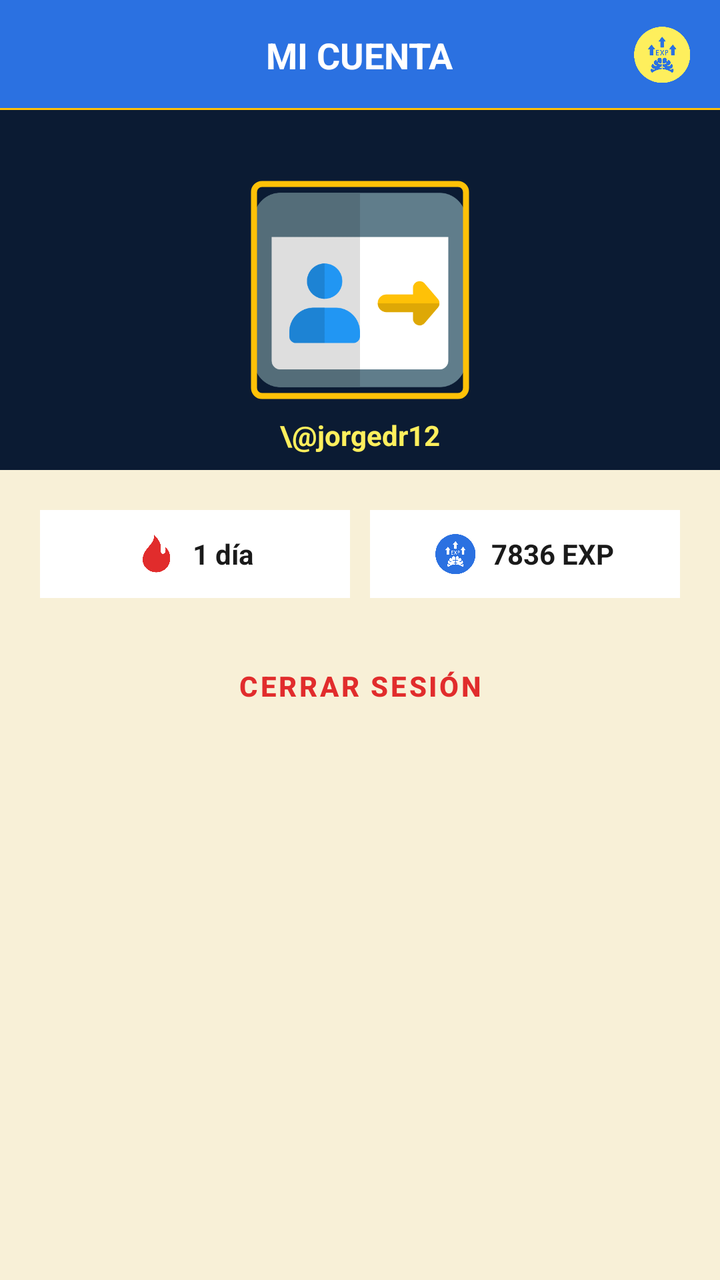
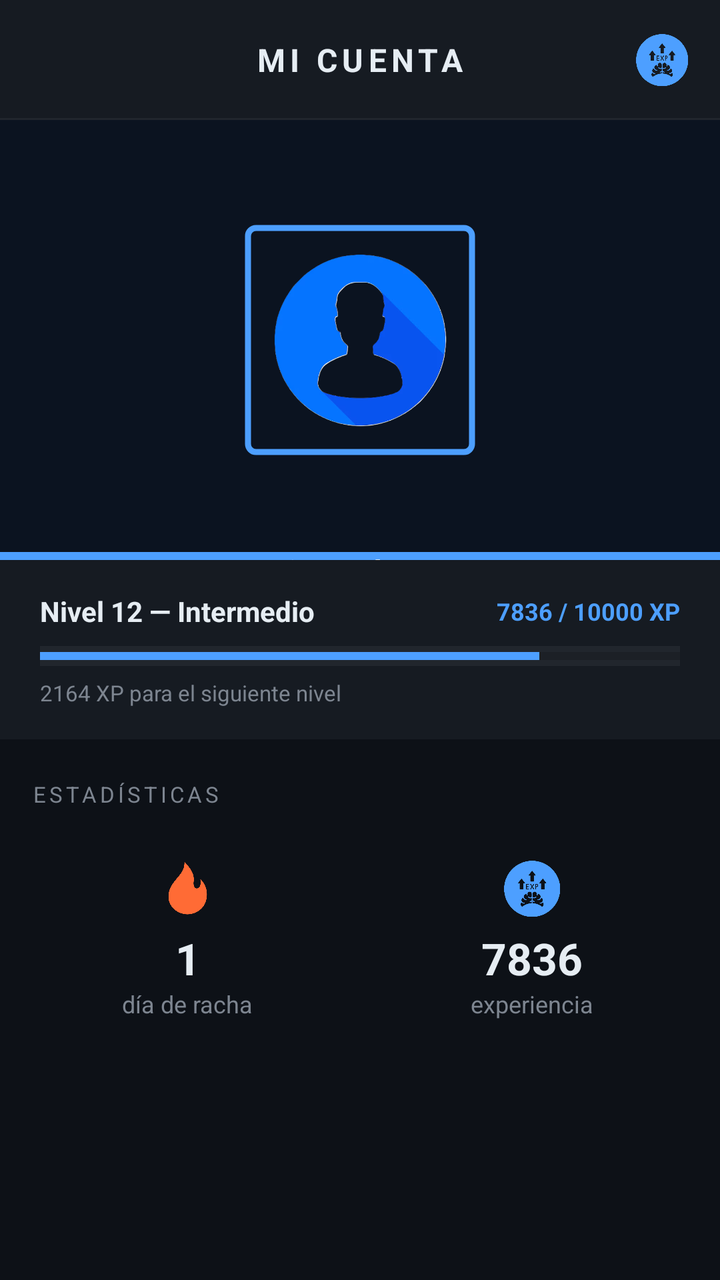

The first picture is an Android layout as it rendered before a commit; the second is the same layout after the commit. The layout source and the unified diff follow.
<!-- AndroidManifest.xml: application theme Theme.CodeRoyale -->
<!-- res/layout/fragment_cuenta.xml -->
<?xml version="1.0" encoding="utf-8"?>
<RelativeLayout xmlns:android="http://schemas.android.com/apk/res/android"
    xmlns:app="http://schemas.android.com/apk/res-auto"
    xmlns:tools="http://schemas.android.com/tools"
    android:layout_width="match_parent"
    android:layout_height="match_parent"
    android:background="@color/cr_beige_carta"
    tools:context=".Fragmentos.FragmentCuenta">

    <RelativeLayout
        android:id="@+id/RL_top"
        android:layout_width="match_parent"
        android:layout_height="55dp"
        android:background="@color/cr_azul_rey">

        <TextView
            android:id="@+id/Txt_nombre_top"
            android:layout_width="wrap_content"
            android:layout_height="wrap_content"
            android:layout_centerInParent="true"
            android:text="MI CUENTA"
            android:textColor="@android:color/white"
            android:textStyle="bold"
            android:textSize="18sp" />

        <ImageView
            android:layout_width="28dp"
            android:layout_height="28dp"
            android:layout_alignParentEnd="true"
            android:layout_centerVertical="true"
            android:layout_marginEnd="15dp"
            android:src="@drawable/experiencia"
            app:tint="@color/cr_dorado_brillante" />

        <View
            android:layout_width="match_parent"
            android:layout_height="1dp"
            android:layout_alignParentBottom="true"
            android:background="@color/cr_dorado" />
    </RelativeLayout>

    <androidx.core.widget.NestedScrollView
        android:layout_width="match_parent"
        android:layout_height="match_parent"
        android:layout_below="@id/RL_top"
        android:layout_marginBottom="90dp"> <LinearLayout
        android:layout_width="match_parent"
        android:layout_height="wrap_content"
        android:orientation="vertical">

        <RelativeLayout
            android:layout_width="match_parent"
            android:layout_height="180dp"
            android:background="@color/cr_azul_oscuro">

            <com.google.android.material.imageview.ShapeableImageView
                android:id="@+id/Iv_perfil"
                android:layout_width="110dp"
                android:layout_height="110dp"
                android:layout_centerInParent="true"
                android:padding="2dp"
                android:src="@drawable/login"
                app:shapeAppearanceOverlay="@style/ShapeAppearance.MaterialComponents.MediumComponent"
                app:strokeColor="@color/cr_dorado"
                app:strokeWidth="3dp" />

            <TextView
                android:id="@+id/Txt_username"
                android:layout_width="wrap_content"
                android:layout_height="wrap_content"
                android:layout_below="@id/Iv_perfil"
                android:layout_centerHorizontal="true"
                android:layout_marginTop="8dp"
                android:text="\@jorgedr12"
                android:textColor="@color/cr_dorado_brillante"
                android:textStyle="bold" />
        </RelativeLayout>

        <LinearLayout
            android:layout_width="match_parent"
            android:layout_height="wrap_content"
            android:orientation="vertical"
            android:padding="20dp">

            <LinearLayout
                android:layout_width="match_parent"
                android:layout_height="wrap_content"
                android:baselineAligned="false"
                android:orientation="horizontal">

                <LinearLayout
                    android:layout_width="0dp"
                    android:layout_height="wrap_content"
                    android:layout_weight="1"
                    android:gravity="center"
                    android:background="@android:color/white"
                    android:padding="12dp"
                    android:layout_marginEnd="5dp">
                    <ImageView android:layout_width="20dp"
                        android:layout_height="20dp"
                        android:src="@drawable/flame"
                        app:tint="@color/cr_rojo_batalla"/>
                    <TextView android:layout_width="wrap_content" android:layout_height="wrap_content" android:layout_marginStart="8dp" android:text="1 día" android:textColor="@color/cr_texto_oscuro" android:textStyle="bold"/>
                </LinearLayout>

                <LinearLayout
                    android:layout_width="0dp"
                    android:layout_height="wrap_content"
                    android:layout_weight="1"
                    android:gravity="center"
                    android:background="@android:color/white"
                    android:padding="12dp"
                    android:layout_marginStart="5dp">
                    <ImageView
                        android:layout_width="20dp"
                        android:layout_height="20dp"
                        android:src="@drawable/experiencia"
                        app:tint="@color/cr_azul_rey"/>
                    <TextView android:layout_width="wrap_content" android:layout_height="wrap_content" android:layout_marginStart="8dp" android:text="7836 EXP" android:textColor="@color/cr_texto_oscuro" android:textStyle="bold"/>
                </LinearLayout>
            </LinearLayout>

            <com.google.android.material.button.MaterialButton
                android:id="@+id/Btn_logout"
                style="@style/Widget.MaterialComponents.Button.TextButton"
                android:layout_width="match_parent"
                android:layout_height="wrap_content"
                android:layout_marginTop="20dp"
                android:text="CERRAR SESIÓN"
                android:textColor="@color/cr_rojo_batalla"
                android:textStyle="bold" />

        </LinearLayout>
    </LinearLayout>
    </androidx.core.widget.NestedScrollView>

</RelativeLayout>
<!-- resources referenced by this layout -->
<resources>
  <color name="cr_azul_oscuro">#0B1B33</color>
  <color name="cr_azul_rey">#2B71E1</color>
  <color name="cr_beige_carta">#F8F0D7</color>
  <color name="cr_dorado">#FFC107</color>
  <color name="cr_dorado_brillante">#FEEF5D</color>
  <color name="cr_rojo_batalla">#E12C2C</color>
  <color name="cr_texto_oscuro">#1A1A1A</color>
  <!-- drawable experiencia: png bitmap (drawable, 31299 bytes) -->
  <!-- drawable flame: png bitmap (drawable, 157964 bytes) -->
  <!-- drawable login: png bitmap (drawable, 11801 bytes) -->
  <style name="Theme.CodeRoyale" parent="Base.Theme.CodeRoyale" />
  <style name="Base.Theme.CodeRoyale" parent="Theme.Material3.DayNight.NoActionBar">
          <item name="colorPrimary">@color/cr_azul_rey</item>
          <item name="colorOnPrimary">@android:color/white</item>
  
          <item name="colorSecondary">@color/cr_dorado</item>
          <item name="colorOnSecondary">@color/cr_texto_oscuro</item>
  
          <item name="android:windowBackground">@color/cr_beige_carta</item>
      </style>
</resources>

<!-- the commit's change to res/layout/fragment_cuenta.xml (unified diff, before → after) -->
@@ -4,14 +4,15 @@
     xmlns:tools="http://schemas.android.com/tools"
     android:layout_width="match_parent"
     android:layout_height="match_parent"
-    android:background="@color/cr_beige_carta"
+    android:background="@color/cr_fondo"
     tools:context=".Fragmentos.FragmentCuenta">
 
+    
     <RelativeLayout
         android:id="@+id/RL_top"
         android:layout_width="match_parent"
-        android:layout_height="55dp"
-        android:background="@color/cr_azul_rey">
+        android:layout_height="60dp"
+        android:background="@color/cr_superficie">
 
         <TextView
             android:id="@+id/Txt_nombre_top"
@@ -19,119 +20,430 @@
             android:layout_height="wrap_content"
             android:layout_centerInParent="true"
             android:text="MI CUENTA"
-            android:textColor="@android:color/white"
+            android:textColor="@color/cr_texto_primario"
             android:textStyle="bold"
-            android:textSize="18sp" />
+            android:letterSpacing="0.15"
+            android:textSize="16sp" />
 
         <ImageView
-            android:layout_width="28dp"
-            android:layout_height="28dp"
+            android:layout_width="26dp"
+            android:layout_height="26dp"
             android:layout_alignParentEnd="true"
             android:layout_centerVertical="true"
-            android:layout_marginEnd="15dp"
+            android:layout_marginEnd="16dp"
             android:src="@drawable/experiencia"
-            app:tint="@color/cr_dorado_brillante" />
+            app:tint="@color/cr_acento" />
 
         <View
             android:layout_width="match_parent"
             android:layout_height="1dp"
             android:layout_alignParentBottom="true"
-            android:background="@color/cr_dorado" />
+            android:background="@color/cr_divisor" />
     </RelativeLayout>
 
+    
     <androidx.core.widget.NestedScrollView
         android:layout_width="match_parent"
         android:layout_height="match_parent"
         android:layout_below="@id/RL_top"
-        android:layout_marginBottom="90dp"> <LinearLayout
-        android:layout_width="match_parent"
-        android:layout_height="wrap_content"
-        android:orientation="vertical">
-
-        <RelativeLayout
-            android:layout_width="match_parent"
-            android:layout_height="180dp"
-            android:background="@color/cr_azul_oscuro">
-
-            <com.google.android.material.imageview.ShapeableImageView
-                android:id="@+id/Iv_perfil"
-                android:layout_width="110dp"
-                android:layout_height="110dp"
-                android:layout_centerInParent="true"
-                android:padding="2dp"
-                android:src="@drawable/login"
-                app:shapeAppearanceOverlay="@style/ShapeAppearance.MaterialComponents.MediumComponent"
-                app:strokeColor="@color/cr_dorado"
-                app:strokeWidth="3dp" />
-
-            <TextView
-                android:id="@+id/Txt_username"
-                android:layout_width="wrap_content"
-                android:layout_height="wrap_content"
-                android:layout_below="@id/Iv_perfil"
-                android:layout_centerHorizontal="true"
-                android:layout_marginTop="8dp"
-                android:text="\@jorgedr12"
-                android:textColor="@color/cr_dorado_brillante"
-                android:textStyle="bold" />
-        </RelativeLayout>
+        android:layout_marginBottom="90dp"
+        android:fillViewport="true">
 
         <LinearLayout
             android:layout_width="match_parent"
             android:layout_height="wrap_content"
-            android:orientation="vertical"
-            android:padding="20dp">
-
+            android:orientation="vertical">
+
+            
+            <RelativeLayout
+                android:layout_width="match_parent"
+                android:layout_height="220dp"
+                android:background="@color/cr_hero_bg">
+
+                <View
+                    android:layout_width="match_parent"
+                    android:layout_height="4dp"
+                    android:layout_alignParentBottom="true"
+                    android:background="@color/cr_acento" />
+
+                <com.google.android.material.imageview.ShapeableImageView
+                    android:id="@+id/Iv_perfil"
+                    android:layout_width="118dp"
+                    android:layout_height="118dp"
+                    android:layout_centerInParent="true"
+                    android:layout_marginBottom="36dp"
+                    android:padding="3dp"
+                    android:src="@drawable/profile"
+                    app:shapeAppearanceOverlay="@style/ShapeAppearance.MaterialComponents.MediumComponent"
+                    app:strokeColor="@color/cr_acento"
+                    app:strokeWidth="3dp" />
+
+                <TextView
+                    android:id="@+id/Txt_username"
+                    android:layout_width="wrap_content"
+                    android:layout_height="wrap_content"
+                    android:layout_below="@id/Iv_perfil"
+                    android:layout_centerHorizontal="true"
+                    android:layout_marginTop="10dp"
+                    android:text="jorgedr12"
+                    android:textColor="@color/cr_blanco"
+                    android:textSize="15sp"
+                    android:letterSpacing="0.05"
+                    android:textStyle="bold" />
+            </RelativeLayout>
+
+            
             <LinearLayout
                 android:layout_width="match_parent"
                 android:layout_height="wrap_content"
-                android:baselineAligned="false"
-                android:orientation="horizontal">
+                android:orientation="vertical"
+                android:background="@color/cr_superficie"
+                android:paddingHorizontal="20dp"
+                android:paddingTop="16dp"
+                android:paddingBottom="16dp">
 
                 <LinearLayout
-                    android:layout_width="0dp"
-                    android:layout_height="wrap_content"
-                    android:layout_weight="1"
-                    android:gravity="center"
-                    android:background="@android:color/white"
-                    android:padding="12dp"
-                    android:layout_marginEnd="5dp">
-                    <ImageView android:layout_width="20dp"
-                        android:layout_height="20dp"
-                        android:src="@drawable/flame"
-                        app:tint="@color/cr_rojo_batalla"/>
-                    <TextView android:layout_width="wrap_content" android:layout_height="wrap_content" android:layout_marginStart="8dp" android:text="1 día" android:textColor="@color/cr_texto_oscuro" android:textStyle="bold"/>
+                    android:layout_width="match_parent"
+                    android:layout_height="wrap_content"
+                    android:orientation="horizontal"
+                    android:gravity="center_vertical"
+                    android:layout_marginBottom="8dp">
+
+                    <TextView
+                        android:layout_width="0dp"
+                        android:layout_height="wrap_content"
+                        android:layout_weight="1"
+                        android:text="Nivel 12 — Intermedio"
+                        android:textColor="@color/cr_texto_primario"
+                        android:textStyle="bold"
+                        android:textSize="14sp" />
+
+                    <TextView
+                        android:layout_width="wrap_content"
+                        android:layout_height="wrap_content"
+                        android:text="7836 / 10000 XP"
+                        android:textColor="@color/cr_acento"
+                        android:textSize="12sp"
+                        android:textStyle="bold" />
                 </LinearLayout>
 
-                <LinearLayout
-                    android:layout_width="0dp"
-                    android:layout_height="wrap_content"
-                    android:layout_weight="1"
-                    android:gravity="center"
-                    android:background="@android:color/white"
-                    android:padding="12dp"
-                    android:layout_marginStart="5dp">
-                    <ImageView
-                        android:layout_width="20dp"
-                        android:layout_height="20dp"
-                        android:src="@drawable/experiencia"
-                        app:tint="@color/cr_azul_rey"/>
-                    <TextView android:layout_width="wrap_content" android:layout_height="wrap_content" android:layout_marginStart="8dp" android:text="7836 EXP" android:textColor="@color/cr_texto_oscuro" android:textStyle="bold"/>
-                </LinearLayout>
+                <ProgressBar
+                    android:layout_width="match_parent"
+                    android:layout_height="10dp"
+                    android:progress="78"
+                    android:max="100"
+                    style="@style/Widget.AppCompat.ProgressBar.Horizontal"
+                    android:background="@color/cr_divisor" />
+
+                <TextView
+                    android:layout_width="wrap_content"
+                    android:layout_height="wrap_content"
+                    android:layout_marginTop="6dp"
+                    android:text="2164 XP para el siguiente nivel"
+                    android:textColor="@color/cr_texto_secundario"
+                    android:textSize="11sp" />
             </LinearLayout>
 
-            <com.google.android.material.button.MaterialButton
-                android:id="@+id/Btn_logout"
-                style="@style/Widget.MaterialComponents.Button.TextButton"
+            <LinearLayout
                 android:layout_width="match_parent"
                 android:layout_height="wrap_content"
-                android:layout_marginTop="20dp"
-                android:text="CERRAR SESIÓN"
-                android:textColor="@color/cr_rojo_batalla"
-                android:textStyle="bold" />
-
+                android:orientation="vertical"
+                android:paddingHorizontal="16dp"
+                android:paddingTop="20dp"
+                android:paddingBottom="8dp">
+
+                
+                <TextView
+                    android:layout_width="wrap_content"
+                    android:layout_height="wrap_content"
+                    android:text="ESTADÍSTICAS"
+                    android:textColor="@color/cr_texto_secundario"
+                    android:textSize="11sp"
+                    android:letterSpacing="0.15"
+                    android:layout_marginBottom="10dp" />
+
+                <LinearLayout
+                    android:layout_width="match_parent"
+                    android:layout_height="wrap_content"
+                    android:baselineAligned="false"
+                    android:orientation="horizontal">
+
+                    
+                    <LinearLayout
+                        android:layout_width="0dp"
+                        android:layout_height="wrap_content"
+                        android:layout_weight="1"
+                        android:orientation="vertical"
+                        android:gravity="center"
+                        android:padding="16dp"
+                        android:layout_marginEnd="8dp">
+
+                        <ImageView
+                            android:layout_width="28dp"
+                            android:layout_height="28dp"
+                            android:src="@drawable/flame"
+                            app:tint="@color/cr_fuego" />
+
+                        <TextView
+                            android:layout_width="wrap_content"
+                            android:layout_height="wrap_content"
+                            android:layout_marginTop="6dp"
+                            android:text="1"
+                            android:textColor="@color/cr_texto_primario"
+                            android:textSize="22sp"
+                            android:textStyle="bold" />
+
+                        <TextView
+                            android:layout_width="wrap_content"
+                            android:layout_height="wrap_content"
+                            android:text="día de racha"
+                            android:textColor="@color/cr_texto_secundario"
+                            android:textSize="12sp" />
+                    </LinearLayout>
+
+                    
+                    <LinearLayout
+                        android:layout_width="0dp"
+                        android:layout_height="wrap_content"
+                        android:layout_weight="1"
+                        android:orientation="vertical"
+                        android:gravity="center"
+                        android:padding="16dp"
+                        android:layout_marginStart="8dp">
+
+                        <ImageView
+                            android:layout_width="28dp"
+                            android:layout_height="28dp"
+                            android:src="@drawable/experiencia"
+                            app:tint="@color/cr_acento" />
+
+                        <TextView
+                            android:layout_width="wrap_content"
+                            android:layout_height="wrap_content"
+                            android:layout_marginTop="6dp"
+                            android:text="7836"
+                            android:textColor="@color/cr_texto_primario"
+                            android:textSize="22sp"
+                            android:textStyle="bold" />
+
+                        <TextView
+                            android:layout_width="wrap_content"
+                            android:layout_height="wrap_content"
+                            android:text="experiencia"
+                            android:textColor="@color/cr_texto_secundario"
+                            android:textSize="12sp" />
+                    </LinearLayout>
+                </LinearLayout>
+
+                
+                <LinearLayout
+                    android:layout_width="match_parent"
+                    android:layout_height="wrap_content"
+                    android:baselineAligned="false"
+                    android:orientation="horizontal"
+                    android:layout_marginTop="10dp">
+
+                    
+                    <LinearLayout
+                        android:layout_width="0dp"
+                        android:layout_height="wrap_content"
+                        android:layout_weight="1"
+                        android:orientation="vertical"
+                        android:gravity="center"
+                        android:padding="16dp"
+                        android:layout_marginEnd="8dp">
+
+                        <ImageView
+                            android:layout_width="28dp"
+                            android:layout_height="28dp"
+                            android:src="@drawable/ic_ejercicios"
+                            app:tint="@color/cr_acento" />
+
+                        <TextView
+                            android:layout_width="wrap_content"
+                            android:layout_height="wrap_content"
+                            android:layout_marginTop="6dp"
+                            android:text="124"
+                            android:textColor="@color/cr_texto_primario"
+                            android:textSize="22sp"
+                            android:textStyle="bold" />
+
+                        <TextView
+                            android:layout_width="wrap_content"
+                            android:layout_height="wrap_content"
+                            android:text="ejercicios"
+                            android:textColor="@color/cr_texto_secundario"
+                            android:textSize="12sp" />
+                    </LinearLayout>
+
+                    
+                    <LinearLayout
+                        android:layout_width="0dp"
+                        android:layout_height="wrap_content"
+                        android:layout_weight="1"
+                        android:orientation="vertical"
+                        android:gravity="center"
+                        android:padding="16dp"
+                        android:layout_marginStart="8dp">
+
+                        <ImageView
+                            android:layout_width="28dp"
+                            android:layout_height="28dp"
+                            android:src="@drawable/experiencia"
+                            app:tint="@color/cr_fuego" />
+
+                        <TextView
+                            android:layout_width="wrap_content"
+                            android:layout_height="wrap_content"
+                            android:layout_marginTop="6dp"
+                            android:text="87%"
+                            android:textColor="@color/cr_texto_primario"
+                            android:textSize="22sp"
+                            android:textStyle="bold" />
+
+                        <TextView
+                            android:layout_width="wrap_content"
+                            android:layout_height="wrap_content"
+                            android:text="precisión"
+                            android:textColor="@color/cr_texto_secundario"
+                            android:textSize="12sp" />
+                    </LinearLayout>
+                </LinearLayout>
+
+                
+                <TextView
+                    android:layout_width="wrap_content"
+                    android:layout_height="wrap_content"
+                    android:text="LOGROS RECIENTES"
+                    android:textColor="@color/cr_texto_secundario"
+                    android:textSize="11sp"
+                    android:letterSpacing="0.15"
+                    android:layout_marginTop="24dp"
+                    android:layout_marginBottom="10dp" />
+
+                
+                <LinearLayout
+                    android:layout_width="match_parent"
+                    android:layout_height="wrap_content"
+                    android:orientation="horizontal"
+                    android:padding="14dp"
+                    android:gravity="center_vertical"
+                    android:layout_marginBottom="8dp">
+
+                    <TextView
+                        android:layout_width="40dp"
+                        android:layout_height="40dp"
+                        android:gravity="center"
+                        android:text="🔥"
+                        android:textSize="22sp"
+                        android:background="@color/cr_hero_bg" />
+
+                    <LinearLayout
+                        android:layout_width="0dp"
+                        android:layout_height="wrap_content"
+                        android:layout_weight="1"
+                        android:orientation="vertical"
+                        android:layout_marginStart="14dp">
+
+                        <TextView
+                            android:layout_width="wrap_content"
+                            android:layout_height="wrap_content"
+                            android:text="Primera racha"
+                            android:textColor="@color/cr_texto_primario"
+                            android:textStyle="bold"
+                            android:textSize="13sp" />
+
+                        <TextView
+                            android:layout_width="wrap_content"
+                            android:layout_height="wrap_content"
+                            android:text="Completaste 7 días seguidos"
+                            android:textColor="@color/cr_texto_secundario"
+                            android:textSize="11sp" />
+                    </LinearLayout>
+
+                    <TextView
+                        android:layout_width="wrap_content"
+                        android:layout_height="wrap_content"
+                        android:text="+50 XP"
+                        android:textColor="@color/cr_acento"
+                        android:textStyle="bold"
+                        android:textSize="12sp" />
+                </LinearLayout>
+
+                
+                <LinearLayout
+                    android:layout_width="match_parent"
+                    android:layout_height="wrap_content"
+                    android:orientation="horizontal"
+                    android:padding="14dp"
+                    android:gravity="center_vertical"
+                    android:layout_marginBottom="8dp">
+
+                    <TextView
+                        android:layout_width="40dp"
+                        android:layout_height="40dp"
+                        android:gravity="center"
+                        android:text="💻"
+                        android:textSize="22sp"
+                        android:background="@color/cr_hero_bg" />
+
+                    <LinearLayout
+                        android:layout_width="0dp"
+                        android:layout_height="wrap_content"
+                        android:layout_weight="1"
+                        android:orientation="vertical"
+                        android:layout_marginStart="14dp">
+
+                        <TextView
+                            android:layout_width="wrap_content"
+                            android:layout_height="wrap_content"
+                            android:text="100 ejercicios"
+                            android:textColor="@color/cr_texto_primario"
+                            android:textStyle="bold"
+                            android:textSize="13sp" />
+
+                        <TextView
+                            android:layout_width="wrap_content"
+                            android:layout_height="wrap_content"
+                            android:text="Completaste 100 retos de código"
+                            android:textColor="@color/cr_texto_secundario"
+                            android:textSize="11sp" />
+                    </LinearLayout>
+
+                    <TextView
+                        android:layout_width="wrap_content"
+                        android:layout_height="wrap_content"
+                        android:text="+100 XP"
+                        android:textColor="@color/cr_acento"
+                        android:textStyle="bold"
+                        android:textSize="12sp" />
+                </LinearLayout>
+
+                
+                <View
+                    android:layout_width="match_parent"
+                    android:layout_height="1dp"
+                    android:layout_marginTop="16dp"
+                    android:layout_marginBottom="8dp"
+                    android:background="@color/cr_divisor" />
+
+                
+                <com.google.android.material.button.MaterialButton
+                    android:id="@+id/Btn_logout"
+                    style="@style/Widget.MaterialComponents.Button.OutlinedButton"
+                    android:layout_width="match_parent"
+                    android:layout_height="52dp"
+                    android:layout_marginTop="8dp"
+                    android:text="CERRAR SESIÓN"
+                    android:textColor="@color/cr_peligro"
+                    android:textStyle="bold"
+                    android:letterSpacing="0.1"
+                    app:strokeColor="@color/cr_peligro"
+                    app:strokeWidth="1.5dp"
+                    app:cornerRadius="12dp" />
+
+            </LinearLayout>
         </LinearLayout>
-    </LinearLayout>
     </androidx.core.widget.NestedScrollView>
 
 </RelativeLayout>
<!-- resource entries referenced after the edit -->
@@ -1,24 +1,43 @@
 <!-- resources referenced by this layout -->
 <resources>
-  <color name="cr_azul_oscuro">#0B1B33</color>
-  <color name="cr_azul_rey">#2B71E1</color>
-  <color name="cr_beige_carta">#F8F0D7</color>
-  <color name="cr_dorado">#FFC107</color>
-  <color name="cr_dorado_brillante">#FEEF5D</color>
-  <color name="cr_rojo_batalla">#E12C2C</color>
-  <color name="cr_texto_oscuro">#1A1A1A</color>
+  <color name="cr_acento">#4D9FFF</color>
+  <color name="cr_blanco">#FFFFFF</color>
+  <color name="cr_divisor">#21262D</color>
+  <color name="cr_fondo">#0D1117</color>
+  <color name="cr_fuego">#FF6B35</color>
+  <color name="cr_hero_bg">#0B1320</color>
+  <color name="cr_peligro">#FF4D4D</color>
+  <color name="cr_superficie">#161B22</color>
+  <color name="cr_texto_primario">#E6EDF3</color>
+  <color name="cr_texto_secundario">#7D8590</color>
   <!-- drawable experiencia: png bitmap (drawable, 31299 bytes) -->
   <!-- drawable flame: png bitmap (drawable, 157964 bytes) -->
-  <!-- drawable login: png bitmap (drawable, 11801 bytes) -->
-  <style name="Theme.CodeRoyale" parent="Base.Theme.CodeRoyale" />
-  <style name="Base.Theme.CodeRoyale" parent="Theme.Material3.DayNight.NoActionBar">
-          <item name="colorPrimary">@color/cr_azul_rey</item>
-          <item name="colorOnPrimary">@android:color/white</item>
+  <!-- drawable ic_ejercicios (drawable) -->
+  <vector xmlns:android="http://schemas.android.com/apk/res/android" android:height="24dp" android:tint="#000000" android:viewportHeight="960" android:viewportWidth="960" android:width="24dp">
+        
+      <path android:fillColor="@android:color/white" android:pathData="M320,720L80,480L320,240L377,297L193,481L376,664L320,720ZM640,720L583,663L767,479L584,296L640,240L880,480L640,720Z"/>
+      
+  </vector>
+  <!-- drawable profile: png bitmap (drawable, 68935 bytes) -->
+  <style name="Theme.CodeRoyale" parent="Theme.MaterialComponents.DayNight.NoActionBar">
+          
+          <item name="colorPrimary">@color/cr_acento</item>
+          <item name="colorPrimaryVariant">@color/cr_superficie</item>
+          <item name="colorOnPrimary">@color/cr_fondo</item>
   
-          <item name="colorSecondary">@color/cr_dorado</item>
-          <item name="colorOnSecondary">@color/cr_texto_oscuro</item>
+          
+          <item name="colorSecondary">@color/cr_acento</item>
+          <item name="colorSecondaryVariant">@color/cr_acento</item>
+          <item name="colorOnSecondary">@color/cr_fondo</item>
   
-          <item name="android:windowBackground">@color/cr_beige_carta</item>
+          
+          <item name="android:colorBackground">@color/cr_fondo</item>
+          <item name="colorSurface">@color/cr_superficie</item>
+          <item name="colorOnSurface">@color/cr_texto_primario</item>
+  
+          
+          <item name="android:navigationBarColor">@color/cr_superficie</item>
+          <item name="android:statusBarColor">@color/cr_superficie</item>
       </style>
 </resources>
 
